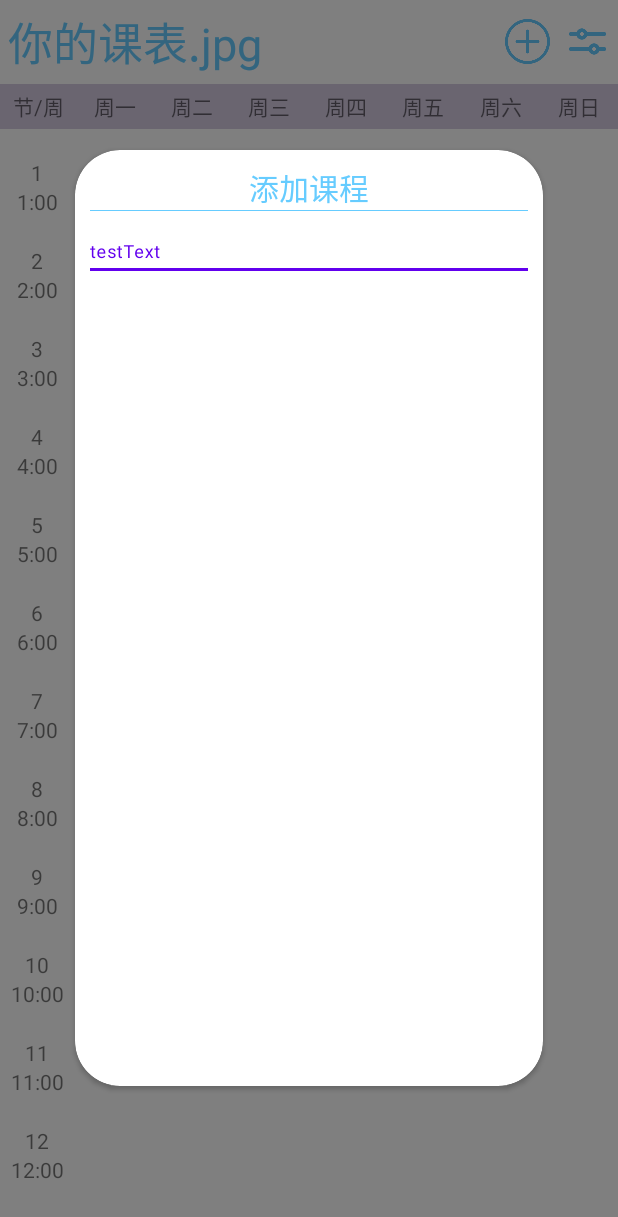
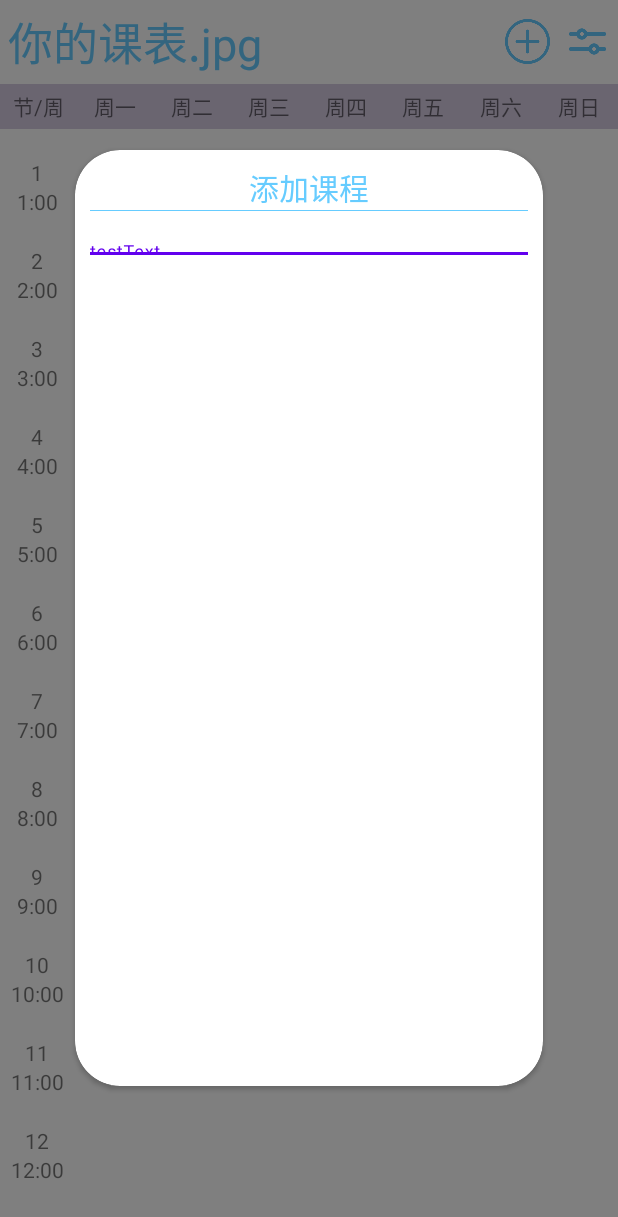
Before and after one commit to shiromoku/Android-study, an Android app: the screen it shows after launch (MainActivity), on a phone screen of 412 x 824 dp. Shown: the top 1217 px of the screen. Run offline under Robolectric (Android 15) with nearby library versions, the phone set to English and light mode, and no system bars.

Commit message:
Timetable: Sync project

```diff
--- a/Timetable/app/src/main/res/layout/activity_main.xml
+++ b/Timetable/app/src/main/res/layout/activity_main.xml
@@ -223,72 +223,7 @@
         <!--    </ScrollView>-->
     </RelativeLayout>
 
-    <RelativeLayout
-        android:id="@+id/rl_add_crouse"
-        android:layout_width="match_parent"
-        android:layout_height="match_parent"
-        android:background="@android:drawable/screen_background_dark_transparent"
-        android:clickable="true"
-        android:visibility="visible">
-
-        <androidx.cardview.widget.CardView
-            android:layout_width="match_parent"
-            android:layout_height="match_parent"
-            android:layout_centerInParent="true"
-            android:layout_marginLeft="50dp"
-            android:layout_marginTop="100dp"
-            android:layout_marginRight="50dp"
-            android:layout_marginBottom="100dp"
-            app:cardCornerRadius="30dp"
-            app:contentPaddingBottom="10dp"
-            app:contentPaddingLeft="10dp"
-            app:contentPaddingRight="10dp"
-            app:contentPaddingTop="10dp"
-
-            >
-
-            <RelativeLayout
-                android:layout_width="match_parent"
-                android:layout_height="match_parent"
-                android:orientation="vertical">
-
-                <TextView
-                    android:id="@+id/tv_add_class_title"
-                    android:layout_width="match_parent"
-                    android:layout_height="wrap_content"
-                    android:gravity="center"
-                    android:text="添加课程"
-                    android:textColor="@color/sky_blue"
-                    android:textSize="20dp" />
-
-                <ImageView
-                    android:id="@+id/iv_dividing_line"
-                    android:layout_width="match_parent"
-                    android:layout_height="0.5dp"
-                    android:layout_below="@id/tv_add_class_title"
-                    android:background="@color/sky_blue" />
-
-<!--                <android.support.design.widget.TextInputLayout-->
-<!--                    android:layout_width="match_parent"-->
-<!--                    android:layout_height="wrap_content"-->
-<!--                    android:layout_marginTop="20dp">-->
-                <com.google.android.material.textfield.TextInputLayout
-                    android:layout_below="@id/iv_dividing_line"
-                    android:layout_width="match_parent"
-                    android:layout_height="wrap_content"
-                    android:paddingTop="10dp">
-
-                    <EditText
-                        android:layout_width="match_parent"
-                        android:layout_height="30dp"
-                        android:background="@android:color/transparent"
-                        android:hint="testText" />
-                </com.google.android.material.textfield.TextInputLayout>
-<!--                </android.support.design.widget.TextInputLayout>-->
-            </RelativeLayout>
-
-        </androidx.cardview.widget.CardView>
+    <include layout="@layout/layout_add_course" />
 
 
-    </RelativeLayout>
 </RelativeLayout>
--- /dev/null
+++ b/Timetable/app/src/main/res/layout/layout_add_course.xml
@@ -0,0 +1,68 @@
+<?xml version="1.0" encoding="utf-8"?>
+<RelativeLayout xmlns:android="http://schemas.android.com/apk/res/android"
+    xmlns:app="http://schemas.android.com/apk/res-auto"
+    android:id="@+id/rl_add_crouse"
+    android:layout_width="match_parent"
+    android:layout_height="match_parent"
+    android:background="@android:drawable/screen_background_dark_transparent"
+    android:clickable="true"
+    android:visibility="visible">
+
+        <androidx.cardview.widget.CardView
+            android:layout_width="match_parent"
+            android:layout_height="match_parent"
+            android:layout_centerInParent="true"
+            android:layout_marginLeft="50dp"
+            android:layout_marginTop="100dp"
+            android:layout_marginRight="50dp"
+            android:layout_marginBottom="100dp"
+            app:cardCornerRadius="30dp"
+            app:contentPaddingBottom="10dp"
+            app:contentPaddingLeft="10dp"
+            app:contentPaddingRight="10dp"
+            app:contentPaddingTop="10dp"
+
+            >
+
+            <LinearLayout
+                android:layout_width="match_parent"
+                android:layout_height="match_parent"
+                android:orientation="vertical">
+
+                <TextView
+                    android:id="@+id/tv_add_class_title"
+                    android:layout_width="match_parent"
+                    android:layout_height="wrap_content"
+                    android:gravity="center"
+                    android:text="添加课程"
+                    android:textColor="@color/sky_blue"
+                    android:textSize="20dp" />
+
+                <ImageView
+                    android:id="@+id/iv_dividing_line"
+                    android:layout_width="match_parent"
+                    android:layout_height="0.5dp"
+                    android:layout_below="@id/tv_add_class_title"
+                    android:background="@color/sky_blue" />
+
+                <com.google.android.material.textfield.TextInputLayout
+                    android:layout_below="@id/iv_dividing_line"
+                    android:layout_width="match_parent"
+                    android:layout_height="wrap_content"
+                    android:hint="testText"
+                    android:paddingTop="10dp">
+
+                    <EditText
+                        android:layout_width="match_parent"
+                        android:layout_height="wrap_content"
+                        android:background="@android:color/transparent"
+                        android:textSize="14dp"
+                         />
+                </com.google.android.material.textfield.TextInputLayout>
+            </LinearLayout>
+
+        </androidx.cardview.widget.CardView>
+
+
+
+</RelativeLayout>
```
